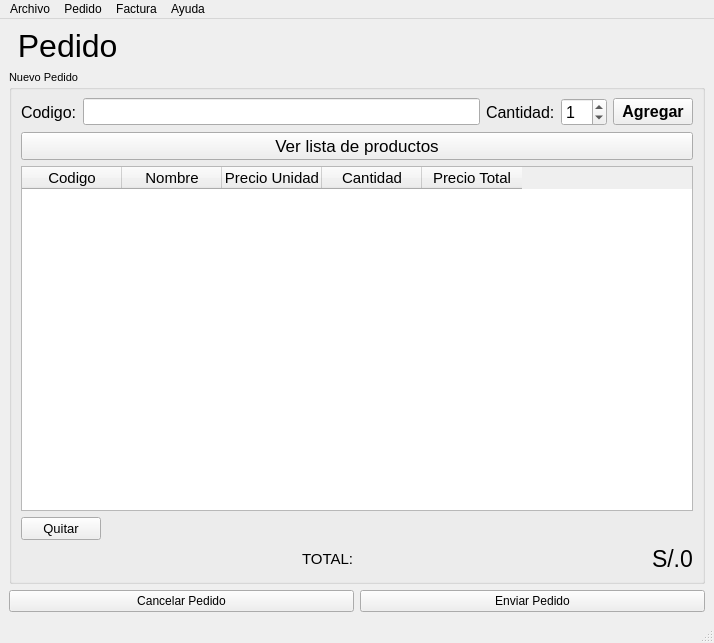
First picture: the form in ui/pedido.ui, repository nashvent/libreria, before the edit.
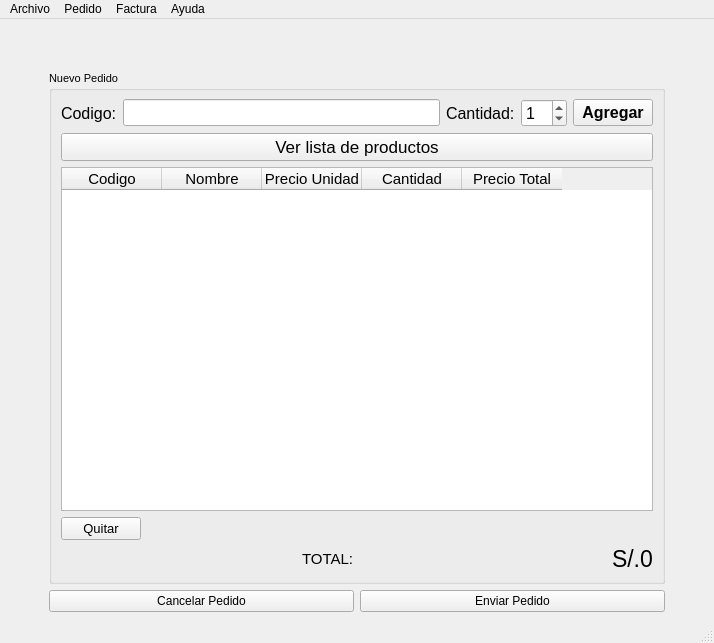
Second picture: the form after the edit. Icons and pictures are not drawn.

The edit to the form file:
```diff
--- a/ui/pedido.ui
+++ b/ui/pedido.ui
@@ -14,8 +14,15 @@
    <string>Pedido</string>
   </property>
   <widget class="QWidget" name="centralwidget">
-   <layout class="QVBoxLayout" name="verticalLayout_5">
-    <item>
+   <layout class="QGridLayout" name="gridLayout_2">
+    <item row="1" column="0">
+     <layout class="QVBoxLayout" name="verticalLayout_3">
+      <property name="leftMargin">
+       <number>40</number>
+      </property>
+     </layout>
+    </item>
+    <item row="0" column="1">
      <layout class="QHBoxLayout" name="horizontalLayout_3">
       <property name="topMargin">
        <number>0</number>
@@ -30,13 +37,13 @@
          </font>
         </property>
         <property name="text">
-         <string> Pedido</string>
+         <string/>
         </property>
        </widget>
       </item>
      </layout>
     </item>
-    <item>
+    <item row="1" column="1">
      <layout class="QVBoxLayout" name="verticalLayout_2">
       <item>
        <widget class="QGroupBox" name="groupBox">
@@ -229,7 +236,7 @@
       </item>
      </layout>
     </item>
-    <item>
+    <item row="2" column="1">
      <layout class="QHBoxLayout" name="horizontalLayout_4">
       <property name="topMargin">
        <number>0</number>
@@ -250,6 +257,13 @@
       </item>
      </layout>
     </item>
+    <item row="1" column="2">
+     <layout class="QVBoxLayout" name="verticalLayout_4">
+      <property name="leftMargin">
+       <number>40</number>
+      </property>
+     </layout>
+    </item>
    </layout>
   </widget>
   <widget class="QMenuBar" name="menubar">
```
Left out of the diff: 4 changed lines with no effect on the pictures.
